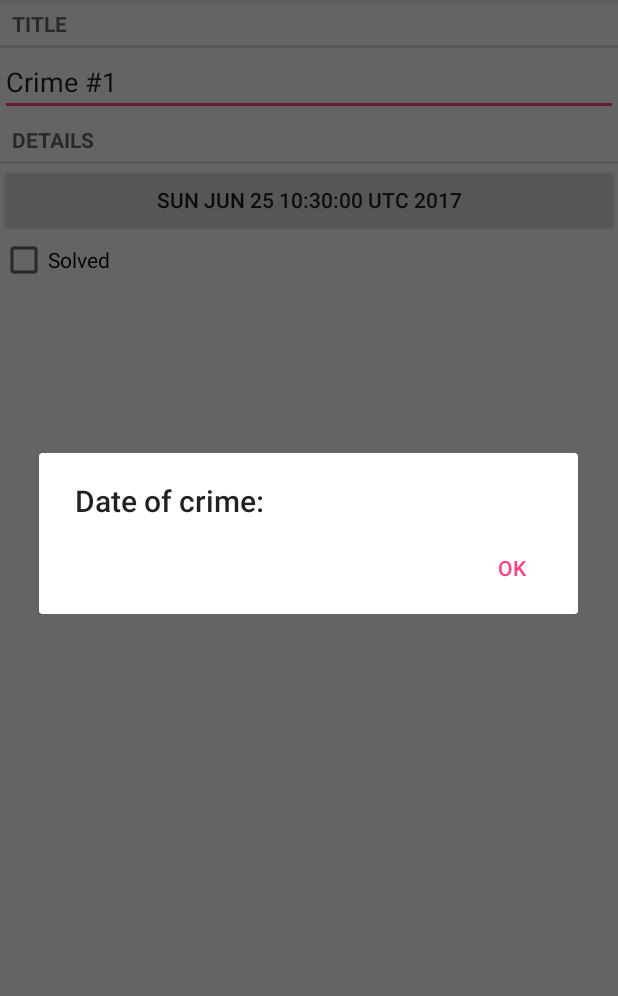
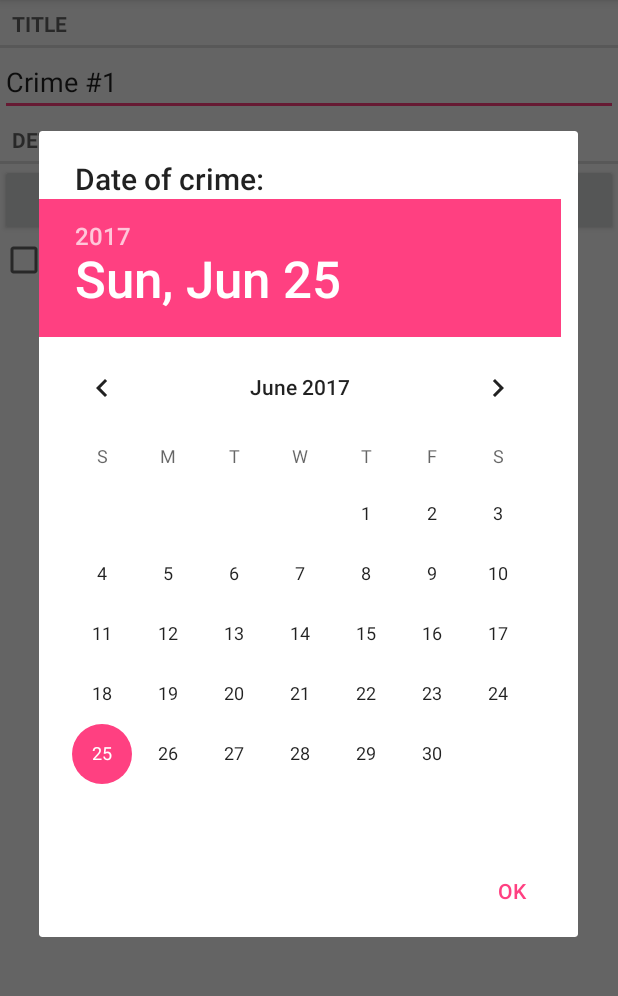
Before and after one commit to irpea/CriminalIntent, an Android app: the CrimeFragment screen opened directly, with no data from a screen before it, after a tap on an icon or button, on a phone screen of 412 x 824 dp, the part 84-1080 px from its top. Run offline under Robolectric (Android 15) with nearby library versions, the phone set to English and light mode, and no system bars.

Commit message:
Finished AlertDialog with DatePicker. Working on a toolbar (Ch. 12 of bnrg).

```diff
--- a/app/src/main/java/com/nerdranch/irpea/criminalintent/CrimeFragment.java
+++ b/app/src/main/java/com/nerdranch/irpea/criminalintent/CrimeFragment.java
@@ -1,5 +1,7 @@
 package com.nerdranch.irpea.criminalintent;
 
+import android.app.Activity;
+import android.content.Intent;
 import android.os.Bundle;
 import android.support.annotation.Nullable;
 import android.support.v4.app.Fragment;
@@ -15,6 +17,7 @@ import android.widget.CompoundButton;
 import android.widget.EditText;
 import android.widget.TextView;
 
+import java.util.Date;
 import java.util.UUID;
 
 import static android.widget.CompoundButton.*;
@@ -23,6 +26,7 @@ public class CrimeFragment extends Fragment {
 
     private static final String ARG_CRIME_ID = "crime_id";
     private static final String DIALOG_DATE = "DialogDate";
+    private static final int REQUEST_CODE = 0;
 
     private Crime mCrime;
     private EditText mTitleField;
@@ -71,12 +75,13 @@ public class CrimeFragment extends Fragment {
 
             }
         });
-        mDateButton.setText(mCrime.getDate().toString());
+        updateDate();
         mDateButton.setOnClickListener(new OnClickListener() {
             @Override
             public void onClick(View v) {
                 FragmentManager manager = getFragmentManager();
-                DatePickerFragment dialog = new DatePickerFragment();
+                DatePickerFragment dialog = DatePickerFragment.newInstance(mCrime.getDate());
+                dialog.setTargetFragment(CrimeFragment.this, REQUEST_CODE);
                 dialog.show(manager, DIALOG_DATE);
             }
         });
@@ -91,4 +96,21 @@ public class CrimeFragment extends Fragment {
 
         return v;
     }
+
+    @Override
+    public void onActivityResult(int requestCode, int resultCode, Intent data) {
+        if(resultCode != Activity.RESULT_OK){
+            return;
+        }
+
+        if(requestCode == REQUEST_CODE){
+            Date date = (Date) data.getSerializableExtra(DatePickerFragment.EXTRA_DATE);
+            mCrime.setDate(date);
+            updateDate();
+        }
+    }
+
+    private void updateDate() {
+        mDateButton.setText(mCrime.getDate().toString());
+    }
 }
--- a/app/src/main/java/com/nerdranch/irpea/criminalintent/DatePickerFragment.java
+++ b/app/src/main/java/com/nerdranch/irpea/criminalintent/DatePickerFragment.java
@@ -1,19 +1,76 @@
 package com.nerdranch.irpea.criminalintent;
 
+import android.app.Activity;
 import android.app.Dialog;
+import android.content.DialogInterface;
+import android.content.Intent;
 import android.os.Bundle;
 import android.support.annotation.NonNull;
 import android.support.v4.app.DialogFragment;
 import android.support.v7.app.AlertDialog;
+import android.view.LayoutInflater;
+import android.view.View;
+import android.widget.DatePicker;
+
+import java.util.Calendar;
+import java.util.Date;
+import java.util.GregorianCalendar;
 
 public class DatePickerFragment extends DialogFragment {
+
+    public static final String EXTRA_DATE = "com.nerdranch.irpea.criminalintent.extra.date";
+    private static final String ARG_DATE = "date";
+
+    private DatePicker mDatePicker;
+
+    public static DatePickerFragment newInstance(Date date){
+        Bundle args = new Bundle();
+        args.putSerializable(ARG_DATE, date);
+
+        DatePickerFragment fragment = new DatePickerFragment();
+        fragment.setArguments(args);
+        return fragment;
+    }
 
     @NonNull
     @Override
     public Dialog onCreateDialog(Bundle savedInstanceState) {
+        Date date = (Date) getArguments().getSerializable(ARG_DATE);
+
+        Calendar calendar = Calendar.getInstance();
+        calendar.setTime(date);
+        int year = calendar.get(Calendar.YEAR);
+        int month = calendar.get(Calendar.MONTH);
+        int day = calendar.get(Calendar.DAY_OF_MONTH);
+
+        View v = LayoutInflater.from(getActivity()).inflate(R.layout.dialog_date, null);
+
+        mDatePicker = (DatePicker) v.findViewById(R.id.dialog_date_picker);
+        mDatePicker.init(year, month, day, null);
+
         return new AlertDialog.Builder(getActivity())
+                .setView(v)
                 .setTitle(R.string.date_picker_title)
-                .setPositiveButton(android.R.string.ok,null)
+                .setPositiveButton(android.R.string.ok, new DialogInterface.OnClickListener() {
+                    @Override
+                    public void onClick(DialogInterface dialog, int which) {
+                        int year = mDatePicker.getYear();
+                        int month = mDatePicker.getMonth();
+                        int day = mDatePicker.getDayOfMonth();
+                        Date date = new GregorianCalendar(year, month, day).getTime();
+                        sendResult(Activity.RESULT_OK, date);
+                    }
+                })
                 .create();
     }
+
+    private void sendResult(int resultCode, Date date){
+        if(getTargetFragment() == null){
+            return;
+        }
+        Intent intent = new Intent();
+        intent.putExtra(EXTRA_DATE, date);
+        getTargetFragment().onActivityResult(getTargetRequestCode(), resultCode, intent);
+    }
+
 }
--- a/app/src/main/res/layout/dialog_date.xml
+++ b/app/src/main/res/layout/dialog_date.xml
@@ -1,6 +1,8 @@
 <?xml version="1.0" encoding="utf-8"?>
 <DatePicker xmlns:android="http://schemas.android.com/apk/res/android"
+            android:id="@+id/dialog_date_picker"
             android:layout_width="match_parent"
-            android:layout_height="match_parent">
+            android:layout_height="match_parent"
+            android:calendarViewShown="false">
 
 </DatePicker>
--- /dev/null
+++ b/app/src/main/res/menu/fragment_crime_list.xml
@@ -0,0 +1,4 @@
+<?xml version="1.0" encoding="utf-8"?>
+<menu xmlns:android="http://schemas.android.com/apk/res/android">
+
+</menu>
--- a/app/src/main/res/values/strings.xml
+++ b/app/src/main/res/values/strings.xml
@@ -5,5 +5,9 @@
     <string name="crime_title_label">Title</string>
     <string name="crime_solved_label">Solved</string>
     <string name="date_picker_title">Date of crime:</string>
+    <string name="new_crime">New Crime</string>
+    <string name="show_subtitle">Show Subtitle</string>
+    <string name="hide_subtitle">Hide Subtitle</string>
+    <string name="subtitle_format">%1$d crimes</string>
 
 </resources>
```
